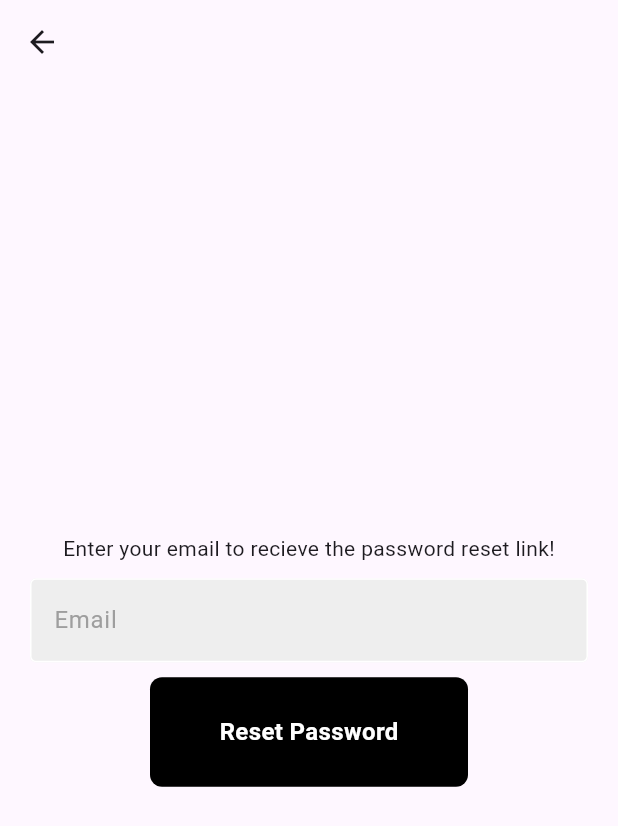
After one commit to Gaurishh/flutter_nitd-codes-app, a Flutter app: the screen it shows after launch, after a tap on "Forgot Password?", on a phone screen of 412 x 824 dp. The commit adds this screen. Shown: the top 826 px of the screen. Run offline on Flutter 3.47's test engine with Material 3 defaults, Android fonts, the phone set to English and light mode, and no system bars; our stand-ins replace cloud_firestore, firebase_auth, firebase_core; accounts and stored records are empty.

Commit message:
Forgot Password Functionality

```diff
--- /dev/null
+++ b/lib/pages/forgot_pw_page.dart
@@ -0,0 +1,59 @@
+import 'package:firebase_auth/firebase_auth.dart';
+import 'package:flutter/material.dart';
+import 'package:nitdcodes007/components/button.dart';
+import 'package:nitdcodes007/components/text_field.dart';
+
+class ForgotPasswordPage extends StatefulWidget {
+  const ForgotPasswordPage({super.key});
+
+  @override
+  State<ForgotPasswordPage> createState() => _ForgotPasswordPageState();
+}
+
+class _ForgotPasswordPageState extends State<ForgotPasswordPage> {
+  final emailTextController = TextEditingController();
+
+  @override
+  void dispose(){
+    emailTextController.dispose();
+    super.dispose();
+  }
+
+  Future passwordReset() async{
+    try {
+      await FirebaseAuth.instance.sendPasswordResetEmail(email: emailTextController.text.trim());
+      showDialog(context: context, builder: (context){
+        return AlertDialog(content: Text("Password Reset Link Sent"));
+      });
+    } on FirebaseAuthException catch (e) {
+      showDialog(context: context, builder: (context){
+        return AlertDialog(content: Text(e.message.toString()));
+      });
+    }
+  }
+
+  @override
+  Widget build(BuildContext context) {
+    return Scaffold(
+        appBar: AppBar(elevation: 0,),
+        body: Column(
+          mainAxisAlignment: MainAxisAlignment.center,
+          children: [
+            Text("Enter your email to recieve the password reset link!"),
+            const SizedBox(height: 10),
+            Padding(
+              padding: const EdgeInsets.only(left: 20.0, right: 20.0),
+              child: MyTextField(
+                        controller: emailTextController,
+                        hintText: 'Email',
+                        obscureText: false),
+            ),
+            const SizedBox(height: 10),
+            Padding(
+              padding: const EdgeInsets.only(left: 100.0, right: 100.0),
+              child: MyButton(onTap: passwordReset, text: "Reset Password"),
+            )
+          ],
+        ));
+  }
+}
--- a/lib/pages/login_page.dart
+++ b/lib/pages/login_page.dart
@@ -4,6 +4,7 @@ import 'package:firebase_auth/firebase_auth.dart';
 import 'package:flutter/material.dart';
 import 'package:nitdcodes007/components/button.dart';
 import 'package:nitdcodes007/components/text_field.dart';
+import 'package:nitdcodes007/pages/forgot_pw_page.dart';
 
 class LoginPage extends StatefulWidget {
   final Function()? onTap;
@@ -71,7 +72,25 @@ class _LoginPageState extends State<LoginPage> {
                       controller: passwordTextController,
                       hintText: 'Password',
                       obscureText: true),
-                  const SizedBox(height: 25),
+                  const SizedBox(height: 10),
+                  Row(
+                    mainAxisAlignment: MainAxisAlignment.end,
+                    children: [
+                      GestureDetector(
+                        onTap: (){
+                          Navigator.push(context, MaterialPageRoute(builder: (context){
+                            return ForgotPasswordPage();
+                          }));
+                        },
+                        child: Text("Forgot Password?",
+                              style: TextStyle(
+                                  fontWeight: FontWeight.bold,
+                                  color: Colors.blue),
+                           ),
+                      ),
+                    ],
+                  ),
+                  const SizedBox(height: 10),
                   MyButton(onTap: signIn, text: "Sign In"),
                   const SizedBox(height: 25),
                   Row(
--- a/lib/pages/register_page.dart
+++ b/lib/pages/register_page.dart
@@ -28,34 +28,101 @@ class _RegisterPageState extends State<RegisterPage> {
   void signUp() async {
     bool registrationSuccessful = false;
 
+    // Show loading indicator
     showDialog(
         context: context,
         builder: (context) => const Center(child: CircularProgressIndicator()));
 
-    if (passwordTextController.text != confirmPasswordTextController.text) {
+    // Password validation
+    String password = passwordTextController.text;
+    String confirmPassword = confirmPasswordTextController.text;
+
+    if (password != confirmPassword) {
       Navigator.pop(context);
       displayMessage("Passwords don't match!");
       return;
     }
 
+    List<String> specialCharacters = [
+      '!',
+      '@',
+      '#',
+      '\$',
+      '%',
+      '^',
+      '&',
+      '*',
+      '(',
+      ')',
+      '-',
+      '_',
+      '=',
+      '+',
+      '[',
+      ']',
+      '{',
+      '}',
+      ';',
+      ':',
+      '\'',
+      '"',
+      ',',
+      '.',
+      '<',
+      '>',
+      '/',
+      '?',
+      '|',
+      '`',
+      '~'
+    ];
+
+    // Validation function to check conditions manually
+    bool isValidPassword(String password) {
+      if (password.length < 8) {
+        return false; // Password length should be at least 8 characters
+      }
+
+      bool hasUppercase = false;
+      bool hasSpecialCharacter = false;
+
+      for (int i = 0; i < password.length; i++) {
+        String char = password[i];
+
+        if (char.toUpperCase() == char && char.toLowerCase() != char) {
+          hasUppercase = true;
+        }
+
+        if (specialCharacters.contains(char)) {
+          hasSpecialCharacter = true;
+        }
+
+        if (hasUppercase && hasSpecialCharacter) {
+          break;
+        }
+      }
+
+      return hasUppercase && hasSpecialCharacter;
+    }
+
+    if (!isValidPassword(password)) {
+      Navigator.pop(context);
+      displayMessage(
+          "Password must be at least 8 characters, contain 1 special character, and 1 uppercase letter.");
+      return;
+    }
+
     try {
-      UserCredential userCredential = await FirebaseAuth.instance
-          .createUserWithEmailAndPassword(
-              email: emailTextController.text,
-              password: passwordTextController.text);
-
-      // print("Hi1");
+      UserCredential userCredential = await (
+              email: emailTextController.text, password: password);
 
       FirebaseFirestore.instance
           .collection("Users")
           .doc(userCredential.user!.email)
           .set({
-            'username': emailTextController.text.split('@')[0],
-            'bio': "Empty bio..."
-            }
-          );
-
-      // print("Hi2");
+        'username': emailTextController.text.split('@')[0],
+        'bio': "Empty bio...",
+      });
 
       registrationSuccessful = true;
 
```
